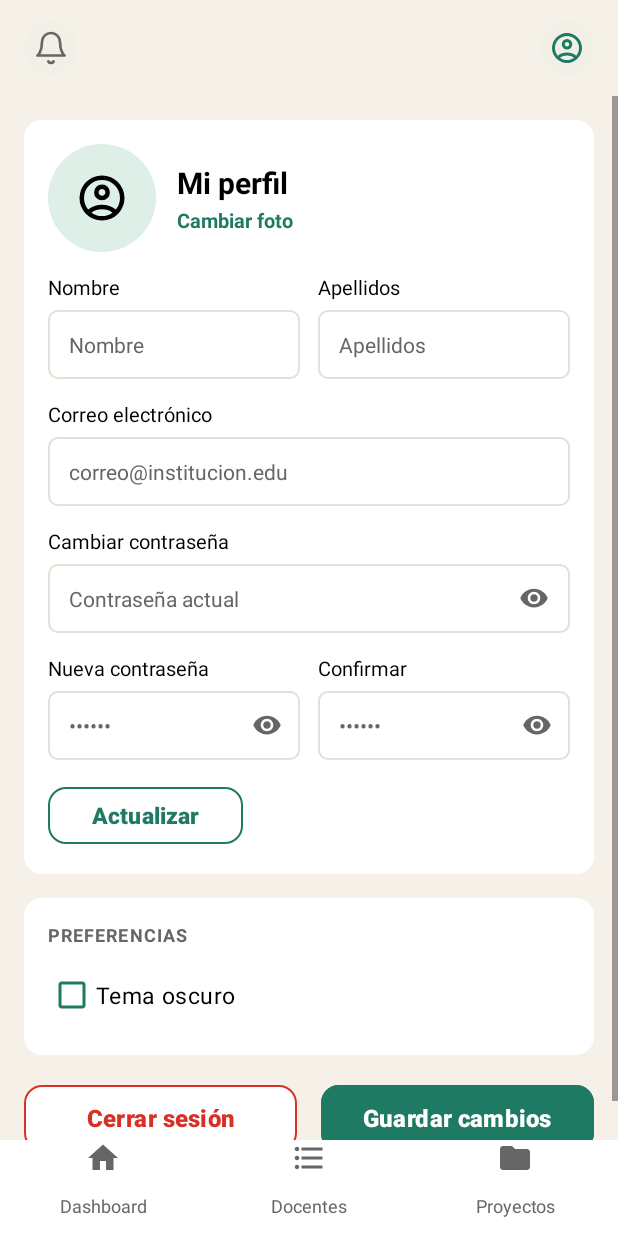
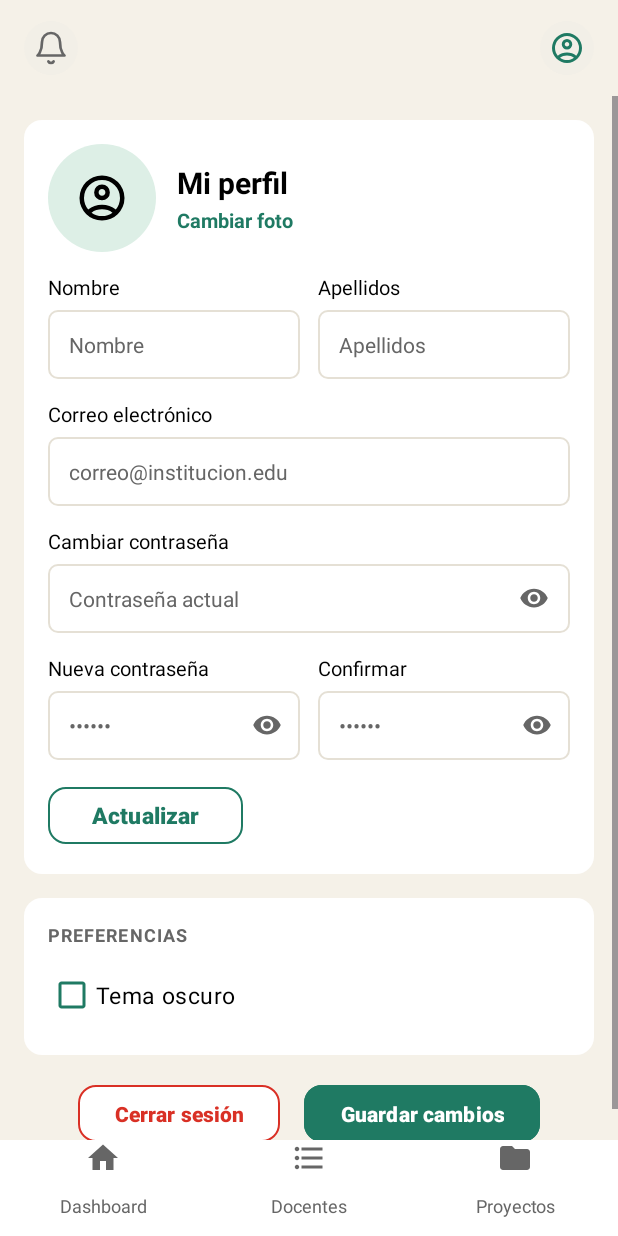
Before and after one commit to bite-aurum/sapiens-Movil, an Android app: the perfilUsuario screen opened directly, with no data from a screen before it, on a phone screen of 412 x 824 dp. Run offline under Robolectric (Android 15) with nearby library versions, the phone set to English and light mode, and no system bars; pictures from the network do not load.

Commit message:
Actualización de diseño, dimensiones y alineación de los botones en la vista de perfil de usuario

```diff
--- a/app/src/main/res/layout/activity_perfil_usuario.xml
+++ b/app/src/main/res/layout/activity_perfil_usuario.xml
@@ -451,19 +451,19 @@
                 android:layout_width="match_parent"
                 android:layout_height="wrap_content"
                 android:layout_marginTop="16dp"
+                android:gravity="center"
                 android:orientation="horizontal">
 
                 <com.google.android.material.button.MaterialButton
                     android:id="@+id/btnCerrarSesion"
-                    android:layout_width="0dp"
-                    android:layout_height="52dp"
+                    android:layout_width="wrap_content"
+                    android:layout_height="46dp"
                     android:layout_marginEnd="8dp"
-                    android:layout_weight="1"
                     android:backgroundTint="@color/white"
                     android:text="Cerrar sesión"
                     android:textAllCaps="false"
                     android:textColor="@color/rojo"
-                    android:textSize="16sp"
+                    android:textSize="14sp"
                     android:textStyle="bold"
                     app:cornerRadius="12dp"
                     app:strokeColor="@color/rojo"
@@ -471,15 +471,14 @@
 
                 <com.google.android.material.button.MaterialButton
                     android:id="@+id/btnGuardarCambios"
-                    android:layout_width="0dp"
-                    android:layout_height="52dp"
+                    android:layout_width="wrap_content"
+                    android:layout_height="46dp"
                     android:layout_marginStart="8dp"
-                    android:layout_weight="1"
                     android:backgroundTint="@color/verde"
                     android:text="Guardar cambios"
                     android:textAllCaps="false"
                     android:textColor="@android:color/white"
-                    android:textSize="16sp"
+                    android:textSize="14sp"
                     android:textStyle="bold"
                     app:cornerRadius="12dp" />
             </LinearLayout>
```
